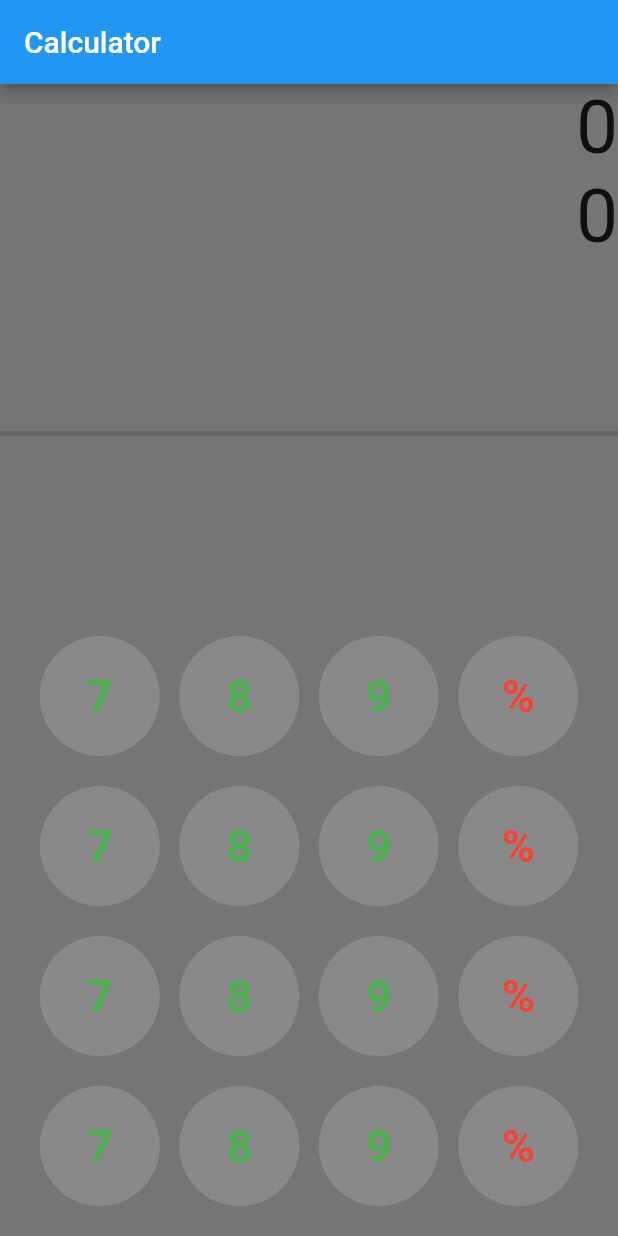
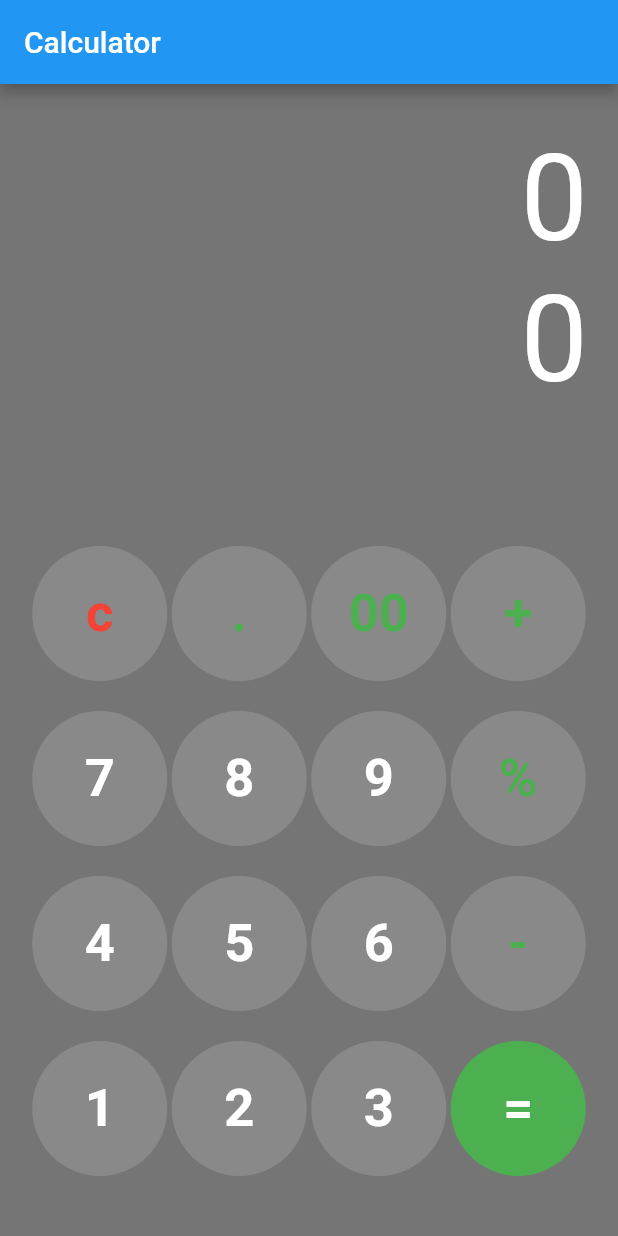
Before and after one commit to christian-iuil/aptech_class_repo, a Flutter app: the screen it shows after launch, on a phone screen of 412 x 824 dp. Run offline on Flutter 3.47's test engine with Material 2 defaults, Android fonts, the phone set to English and light mode, and no system bars.

Commit message:
cal design is done

```diff
--- a/lib/style/styles.dart
+++ b/lib/style/styles.dart
@@ -1,5 +1,6 @@
 import 'package:flutter/material.dart';
 
 final kBgColor=Colors.grey.withOpacity(0.5);
+const kTextWhiteColor=Colors.white;
 const kTextColor=Colors.green;
 const kTextColorII=Colors.red;
--- a/lib/view/calculator_class.dart
+++ b/lib/view/calculator_class.dart
@@ -23,24 +23,21 @@ class _CalState extends State<Cal> {
           children: [
             Container(
               alignment: Alignment.centerRight,
+              padding: EdgeInsets.symmetric(horizontal: 20, vertical: 30),
               child: Column(
                 children: [
                   Text(
                     '0',
-                    style: TextStyle(fontSize: 50),
+                    style: TextStyle(fontSize: 80, color: Colors.white),
                   ),
                   Text(
                     '0',
-                    style: TextStyle(fontSize: 50),
+                    style: TextStyle(fontSize: 80, color: Colors.white),
                   ),
                 ],
               ),
             ),
-            const Expanded(
-              child: Divider(
-                thickness: 3,
-              ),
-            ),
+            Spacer(),
             Padding(
               padding: const EdgeInsets.all(20.0),
               child: Column(
@@ -48,44 +45,43 @@ class _CalState extends State<Cal> {
                   Row(
                     mainAxisAlignment: MainAxisAlignment.spaceAround,
                     children: [
-                      button('7',kBgColor,kTextColor),
-                      button('8',kBgColor,kTextColor),
-                      button('9',kBgColor,kTextColor),
-                      button('%',kBgColor,kTextColorII),
+                      button('c', kBgColor, kTextColorII),
+                      button('.', kBgColor, kTextColor),
+                      button('00', kBgColor, kTextColor),
+                      button('+', kBgColor, kTextColor),
                     ],
                   ),
                   sizeHeight(),
                   Row(
                     mainAxisAlignment: MainAxisAlignment.spaceAround,
                     children: [
-                      button('7',kBgColor,kTextColor),
-                      button('8',kBgColor,kTextColor),
-                      button('9',kBgColor,kTextColor),
-                      button('%',kBgColor,kTextColorII),
+                      button('7', kBgColor, kTextWhiteColor),
+                      button('8', kBgColor, kTextWhiteColor),
+                      button('9', kBgColor, kTextWhiteColor),
+                      button('%', kBgColor, kTextColor),
                     ],
                   ),
                   sizeHeight(),
-
                   Row(
                     mainAxisAlignment: MainAxisAlignment.spaceAround,
                     children: [
-                      button('7',kBgColor,kTextColor),
-                      button('8',kBgColor,kTextColor),
-                      button('9',kBgColor,kTextColor),
-                      button('%',kBgColor,kTextColorII),
+                      button('4', kBgColor, kTextWhiteColor),
+                      button('5', kBgColor, kTextWhiteColor),
+                      button('6', kBgColor, kTextWhiteColor),
+                      button('-', kBgColor, kTextColor),
                     ],
                   ),
                   sizeHeight(),
-
                   Row(
                     mainAxisAlignment: MainAxisAlignment.spaceAround,
                     children: [
-                      button('7',kBgColor,kTextColor),
-                      button('8',kBgColor,kTextColor),
-                      button('9',kBgColor,kTextColor),
-                      button('%',kBgColor,kTextColorII),
+                      button('1', kBgColor, kTextWhiteColor),
+                      button('2', kBgColor, kTextWhiteColor),
+                      button('3', kBgColor, kTextWhiteColor),
+                      button('=', kTextColor, kTextWhiteColor),
                     ],
                   ),
+                  sizeHeight(),
                 ],
               ),
             )
@@ -95,20 +91,23 @@ class _CalState extends State<Cal> {
     );
   }
 
-  SizedBox sizeHeight() => SizedBox(height: 20,);
+  SizedBox sizeHeight() => const SizedBox(
+        height: 20,
+      );
 
-  TextButton button( String buttonText,Color bgColor, Color textColor) {
+  TextButton button(String buttonText, Color bgColor, Color textColor) {
     return TextButton(
       style: ButtonStyle(
-                        fixedSize: MaterialStateProperty.all(const Size(80, 80)),
-                        shape: MaterialStateProperty.all(RoundedRectangleBorder(borderRadius: BorderRadius.circular(100))),
-                        backgroundColor:
-                            MaterialStateColor.resolveWith((states) => bgColor),
+        fixedSize: MaterialStateProperty.all(const Size(90, 90)),
+        shape: MaterialStateProperty.all(
+            RoundedRectangleBorder(borderRadius: BorderRadius.circular(100))),
+        backgroundColor: MaterialStateColor.resolveWith((states) => bgColor),
       ),
-                      onPressed: ()=>print(buttonText),
+      onPressed: () => print(buttonText),
       child: Text(
         buttonText,
-                        style:  TextStyle(fontSize: 30, fontWeight: FontWeight.w600,color: textColor),
+        style: TextStyle(
+            fontSize: 35, fontWeight: FontWeight.w600, color: textColor),
       ),
     );
   }
```
Lines whose indentation alone changed are shown as unchanged.
